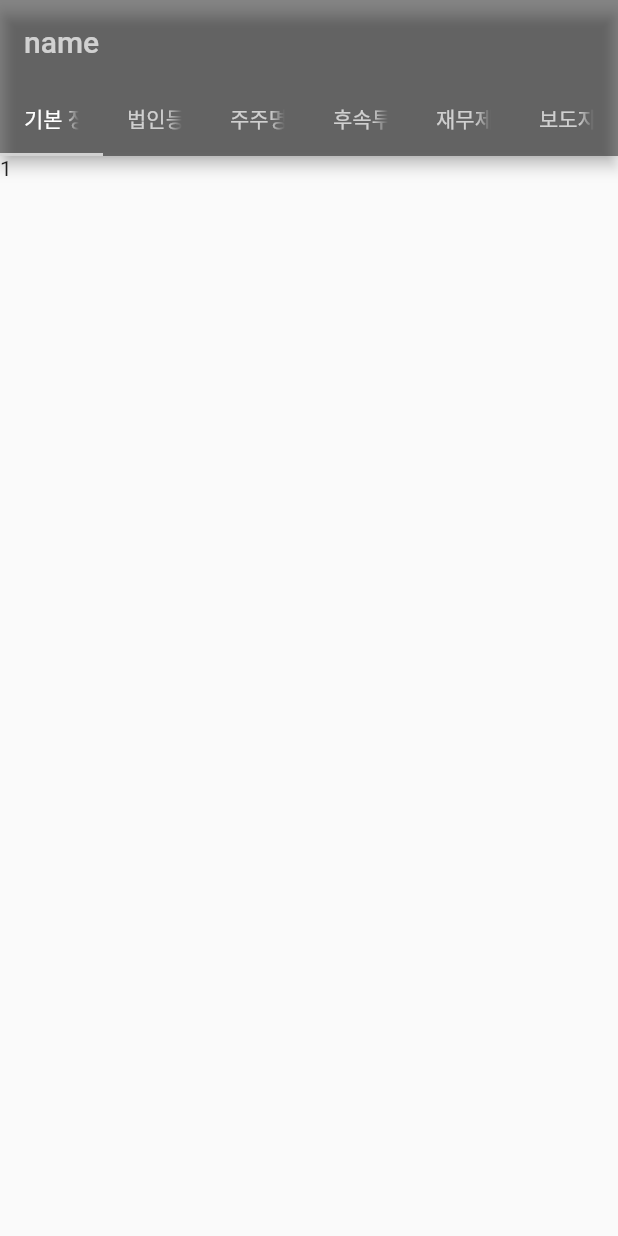
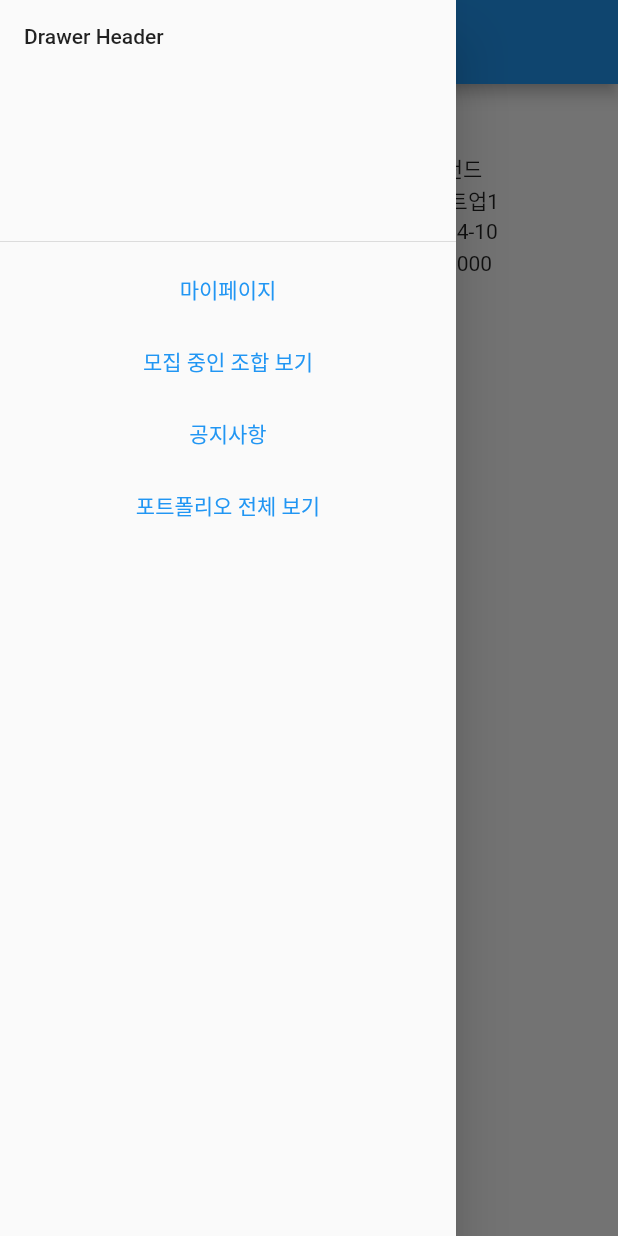
Before and after one commit to jhg6636/angelnet_front, a Flutter app: the screen it shows after launch, with the side drawer open (before the commit the screen has no drawer), on a phone screen of 412 x 824 dp. Run offline on Flutter 3.47's test engine with Material 2 defaults, Android fonts, the light colour scheme and no system bars; our stand-ins replace get.

Commit message:
좌측 Drawer, LP 마이페이지 화면 작업 완료

```diff
--- a/lib/assets/routes.dart
+++ b/lib/assets/routes.dart
@@ -21,7 +21,7 @@ class Routes {
     home: (BuildContext context) => const HomeScreen(),
     signUp: (BuildContext context) => SignUpScreen(),
     myPage: (BuildContext context) => MyPageScreen(),
-    lp: (BuildContext context) => LpMyPage(),
+    // lp: (BuildContext context) => LpMyPage(),
     // startup: (BuildContext context) => const StartupScreen(startup: Startup,),
     admin: (BuildContext context) => AdminScreen(),
     resetPassword: (BuildContext context) => ResetPasswordScreen(),
--- a/lib/main.dart
+++ b/lib/main.dart
@@ -1,9 +1,9 @@
-import 'package:backoffice_front/screens/common/home_screen.dart';
-import 'package:backoffice_front/screens/startup/startup_screen.dart';
-import 'package:backoffice_front/widgets/startup/portfolio_details.dart';
-import 'package:backoffice_front/widgets/startup/startup.dart';
+import 'package:backoffice_front/screens/lp/lp_mypage.dart';
+import 'package:backoffice_front/screens/screen_frame.dart';
 import 'package:flutter/material.dart';
 import 'package:get/get_navigation/src/root/get_material_app.dart';
+
+import 'models/fund.dart';
 
 void main() {
   runApp(const BackofficeApp());
@@ -16,114 +16,32 @@ class BackofficeApp extends StatelessWidget {
   @override
   Widget build(BuildContext context) {
     return GetMaterialApp(
-      title: 'RE:OFFICE ',
-      theme: ThemeData(
-        // This is the theme of your application.
-        //
-        // Try running your application with "flutter run". You'll see the
-        // application has a blue toolbar. Then, without quitting the app, try
-        // changing the primarySwatch below to Colors.green and then invoke
-        // "hot reload" (press "r" in the console where you ran "flutter run",
-        // or simply save your changes to "hot reload" in a Flutter IDE).
-        // Notice that the counter didn't reset back to zero; the application
-        // is not restarted.
-        primarySwatch: Colors.indigo,
+      title: 'RE:OFFICE',
+      home: ScreenFrame(
+        main: LpMyPage(funds: [
+          Fund(
+            id: 1,
+            name: "1호 펀드",
+            startupName: "스타트업1",
+            createdAt: DateTime.now(),
+            cost: 10000000,
+          ),
+          Fund(
+            id: 2,
+            name: "2호 펀드",
+            startupName: "스타트업2",
+            createdAt: DateTime.now(),
+            cost: 20000000,
+          ),
+          Fund(
+            id: 3,
+            name: "3호 펀드",
+            startupName: "스타트업1",
+            createdAt: DateTime.now(),
+            cost: 30000000,
+          )]
+        )
       ),
-      home: StartupScreen(startup: Startup(
-          'name',
-          'ceoName',
-          CorporationRegistration(DateTime.now(), "urlurl"),
-          ShareholderList(DateTime.now(), 1, "urlurlurl"),
-          List.empty(),
-          List.empty(),
-          List.empty(),
-      ))
-      // home: const HomeScreen(),
     );
   }
 }
-
-class MyHomePage extends StatefulWidget {
-  const MyHomePage({super.key, required this.title});
-
-  // This widget is the home page of your application. It is stateful, meaning
-  // that it has a State object (defined below) that contains fields that affect
-  // how it looks.
-
-  // This class is the configuration for the state. It holds the values (in this
-  // case the title) provided by the parent (in this case the App widget) and
-  // used by the build method of the State. Fields in a Widget subclass are
-  // always marked "final".
-
-  final String title;
-
-  @override
-  State<MyHomePage> createState() => _MyHomePageState();
-}
-
-class _MyHomePageState extends State<MyHomePage> {
-  int _counter = 0;
-
-  void _incrementCounter() {
-    setState(() {
-      // This call to setState tells the Flutter framework that something has
-      // changed in this State, which causes it to rerun the build method below
-      // so that the display can reflect the updated values. If we changed
-      // _counter without calling setState(), then the build method would not be
-      // called again, and so nothing would appear to happen.
-      _counter++;
-    });
-  }
-
-  @override
-  Widget build(BuildContext context) {
-    // This method is rerun every time setState is called, for instance as done
-    // by the _incrementCounter method above.
-    //
-    // The Flutter framework has been optimized to make rerunning build methods
-    // fast, so that you can just rebuild anything that needs updating rather
-    // than having to individually change instances of widgets.
-    return Scaffold(
-      appBar: AppBar(
-        // Here we take the value from the MyHomePage object that was created by
-        // the App.build method, and use it to set our appbar title.
-        title: Text(widget.title),
-      ),
-      body: Center(
-        // Center is a layout widget. It takes a single child and positions it
-        // in the middle of the parent.
-        child: Column(
-          // Column is also a layout widget. It takes a list of children and
-          // arranges them vertically. By default, it sizes itself to fit its
-          // children horizontally, and tries to be as tall as its parent.
-          //
-          // Invoke "debug painting" (press "p" in the console, choose the
-          // "Toggle Debug Paint" action from the Flutter Inspector in Android
-          // Studio, or the "Toggle Debug Paint" command in Visual Studio Code)
-          // to see the wireframe for each widget.
-          //
-          // Column has various properties to control how it sizes itself and
-          // how it positions its children. Here we use mainAxisAlignment to
-          // center the children vertically; the main axis here is the vertical
-          // axis because Columns are vertical (the cross axis would be
-          // horizontal).
-          mainAxisAlignment: MainAxisAlignment.center,
-          children: <Widget>[
-            const Text(
-              'You have pushed the button this many times:',
-            ),
-            Text(
-              '$_counter',
-              style: Theme.of(context).textTheme.headlineMedium,
-            ),
-          ],
-        ),
-      ),
-      floatingActionButton: FloatingActionButton(
-        onPressed: _incrementCounter,
-        tooltip: 'Increment',
-        child: const Icon(Icons.add),
-      ), // This trailing comma makes auto-formatting nicer for build methods.
-    );
-  }
-}
--- a/lib/screens/lp/lp_mypage.dart
+++ b/lib/screens/lp/lp_mypage.dart
@@ -1,11 +1,13 @@
 import 'package:flutter/cupertino.dart';
 
+import '../../models/fund.dart';
 import '../../widgets/lp/lp_my_page_state.dart';
 
 class LpMyPage extends StatefulWidget {
-  const LpMyPage({super.key});
+  final List<Fund> funds;
+
+  const LpMyPage({super.key, required this.funds});
 
   @override
   State<StatefulWidget> createState() => LpMyPageState();
-
 }
--- /dev/null
+++ b/lib/screens/screen_frame.dart
@@ -0,0 +1,24 @@
+import 'package:backoffice_front/widgets/core/left_side_drawer.dart';
+import 'package:flutter/cupertino.dart';
+import 'package:flutter/material.dart';
+
+class ScreenFrame extends StatefulWidget {
+  final Widget main;
+
+  const ScreenFrame({super.key, required this.main});
+  @override
+  State<StatefulWidget> createState() => ScreenFrameState();
+
+}
+
+class ScreenFrameState extends State<ScreenFrame> {
+  @override
+  Widget build(BuildContext context) {
+    return Scaffold(
+      appBar: AppBar(title: const Text("RE:OFFICE"), centerTitle: true,),
+      drawer: const LeftSideDrawer(),
+      body: widget.main,
+    );
+  }
+
+}
--- a/lib/widgets/common/sign_up_screen_state.dart
+++ b/lib/widgets/common/sign_up_screen_state.dart
@@ -8,6 +8,10 @@ class SignUpScreenState extends State<SignUpScreen> {
   final _nameController = TextEditingController();
   final _registrationNumberFrontController = TextEditingController();
   final _registrationNumberBackController = TextEditingController();
+  final _birthYearController = TextEditingController();
+  final _birthMonthController = TextEditingController();
+  final _birthDayController = TextEditingController();
+  final _genderController = TextEditingController();
   final _stringIdController = TextEditingController();
   final _passwordController = TextEditingController();
   final _passwordCheckController = TextEditingController();
--- /dev/null
+++ b/lib/widgets/core/left_side_drawer.dart
@@ -0,0 +1,45 @@
+import 'package:backoffice_front/screens/common/home_screen.dart';
+import 'package:flutter/cupertino.dart';
+import 'package:flutter/material.dart';
+import 'package:get/get.dart';
+import 'package:get/get_core/src/get_main.dart';
+
+class LeftSideDrawer extends StatelessWidget {
+  const LeftSideDrawer({super.key});
+
+  @override
+  Widget build(BuildContext context) {
+    return Drawer(
+        child: ListView(
+          children: [
+            const DrawerHeader(child: Text('Drawer Header')),
+            TextButton(
+              onPressed: () {
+                Get.to(HomeScreen());
+              },
+              child: Text("마이페이지"),
+            ),
+            TextButton(
+                onPressed: () {
+                  Get.to(HomeScreen());
+                },
+                child: Text("모집 중인 조합 보기")
+            ),
+            TextButton(
+                onPressed: () {
+                  Get.to(HomeScreen());
+                },
+                child: Text("공지사항")
+            ),
+            TextButton(
+                onPressed: () {
+                  Get.to(HomeScreen());
+                },
+                child: Text("포트폴리오 전체 보기")
+            ),
+          ],
+        )
+    );
+  }
+
+}
--- a/lib/widgets/lp/fund_card.dart
+++ b/lib/widgets/lp/fund_card.dart
@@ -1,9 +1,10 @@
+import 'package:backoffice_front/screens/common/home_screen.dart';
 import 'package:backoffice_front/screens/lp/lp_mypage.dart';
 import 'package:flutter/material.dart';
 import 'package:get/get.dart';
 import 'package:intl/intl.dart';
 
-import 'fund.dart';
+import '../../models/fund.dart';
 
 class FundCard extends StatelessWidget {
 
@@ -15,7 +16,7 @@ class FundCard extends StatelessWidget {
   Widget build(BuildContext context) {
     return InkWell(
         onTap: () {
-          Get.to(const LpMyPage());
+          Get.to(const HomeScreen());
         },
         child: SizedBox(
             child: Column(
--- a/lib/widgets/lp/lp_my_page_state.dart
+++ b/lib/widgets/lp/lp_my_page_state.dart
@@ -1,18 +1,27 @@
 import 'package:backoffice_front/screens/lp/lp_mypage.dart';
+import 'package:backoffice_front/widgets/lp/fund_card.dart';
+import 'package:backoffice_front/widgets/startup/startup.dart';
 import 'package:flutter/cupertino.dart';
 import 'package:flutter/material.dart';
 
+import '../../models/fund.dart';
+
 class LpMyPageState extends State<LpMyPage> {
+
   @override
   Widget build(BuildContext context) {
     return Scaffold(
         body: SingleChildScrollView(
           child: Column(
             children: <Widget>[
+              Title(
+                  color: Colors.blueAccent,
+                  child: const Text("참여 중인 조합", style: TextStyle(fontSize: 20.0))
+              ),
               SingleChildScrollView(
                   scrollDirection: Axis.horizontal,
                   child: Row(
-                children: [],
+                    children: fundCardsFromFunds(widget.funds),
                   )
               )
             ],
@@ -22,4 +31,13 @@ class LpMyPageState extends State<LpMyPage> {
     );
   }
 
+  List<FundCard> fundCardsFromFunds(List<Fund> funds) {
+    List<FundCard> result = List.empty(growable: true);
+    for (var fund in funds) {
+      result.add(FundCard(fund: fund));
     }
+
+    return result;
+  }
+
+}
--- a/lib/widgets/startup/startup.dart
+++ b/lib/widgets/startup/startup.dart
@@ -1,7 +1,9 @@
 import 'package:backoffice_front/widgets/startup/portfolio_details.dart';
+import 'package:flutter/cupertino.dart';
 
 class Startup {
 
+  final int idx;
   final String name;
   final String ceoName;
   final CorporationRegistration corporationRegistration;
@@ -11,6 +13,7 @@ class Startup {
   final List<NewsLetter> newsLetters;
 
   Startup(
+      this.idx,
       this.name,
       this.ceoName,
       this.corporationRegistration,
```
Also changed, not shown: lib/models/fund.dart (renamed from lib/widgets/lp/fund.dart, +14 -10 lines), lib/widgets/core/TopBar.dart (deleted, +0 -17 lines). Lines whose indentation alone changed are shown as unchanged.
